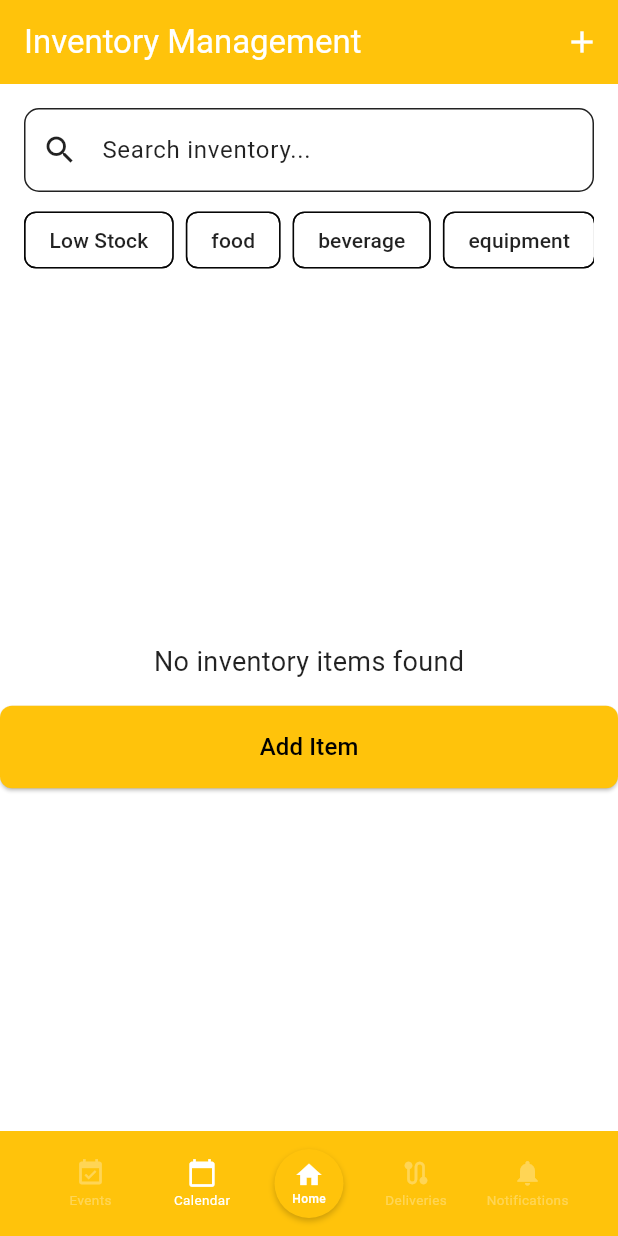
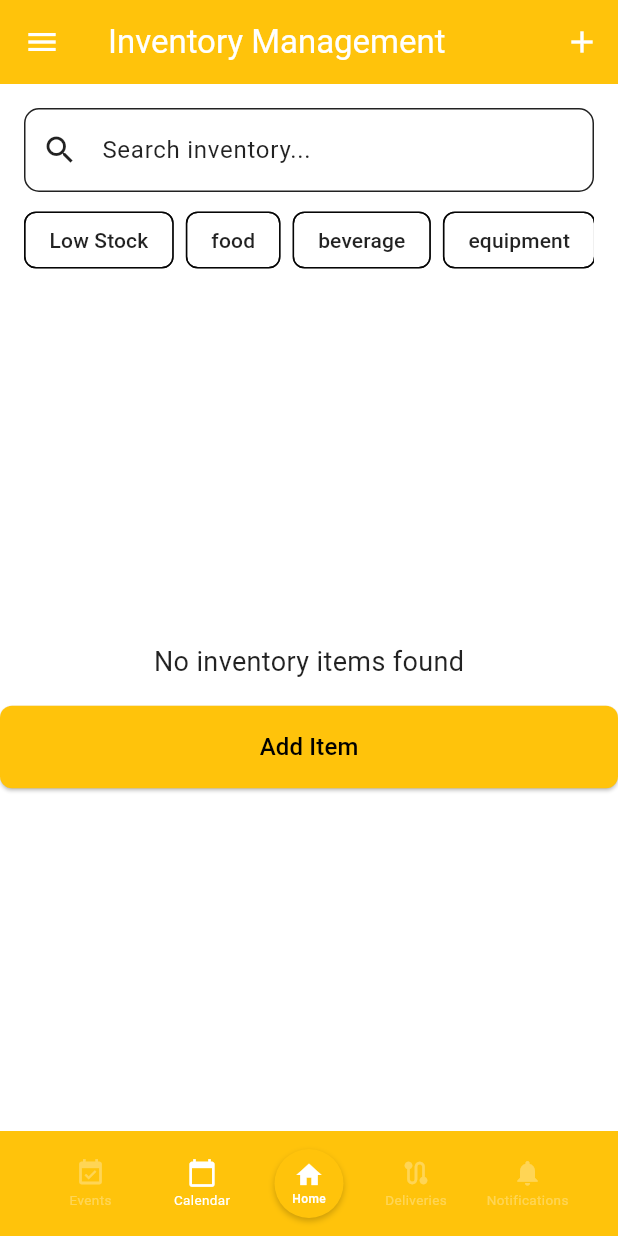
Before and after one commit to HarzaanHussain/cateredtoyou, a Flutter app: the InventoryListScreen screen opened by its route, on a phone screen of 412 x 824 dp. Run offline on Flutter 3.47's test engine with Material 3 defaults, Android fonts, the phone set to English and light mode, and no system bars; our stand-ins replace cloud_firestore, firebase_auth, firebase_core, flutter_local_notifications, flutter_map, flutter_timezone and 6 more; missing offline and left inert: flutter_map_cancellable_tile_provider; accounts and stored records are empty.

Commit message:
adding Main_scaffold to all views
allows for easy styling changes

```diff
--- a/lib/views/inventory/inventory_list_screen.dart
+++ b/lib/views/inventory/inventory_list_screen.dart
@@ -5,6 +5,7 @@ import 'package:go_router/go_router.dart'; // Importing go_router package for na
 import 'package:cateredtoyou/models/inventory_item_model.dart'; // Importing inventory item model
 import 'package:cateredtoyou/services/inventory_service.dart'; // Importing inventory service
 import 'package:cateredtoyou/widgets/custom_button.dart'; // Importing custom button widget
+import 'package:cateredtoyou/widgets/main_scaffold.dart';
 
 class InventoryListScreen extends StatefulWidget { // Defining a stateful widget for inventory list screen
   const InventoryListScreen({super.key}); // Constructor with optional key
@@ -134,20 +135,16 @@ class _InventoryListScreenState extends State<InventoryListScreen> { // State cl
       ),
     );
   }
-
   @override
-  Widget build(BuildContext context) { // Build method for widget
-    return Scaffold( // Scaffold widget for basic material design layout
-      bottomNavigationBar: BottomToolbar(),
-      appBar: AppBar( // App bar for the screen
-        title: const Text('Inventory Management'), // Title of the app bar
-        actions: [
-          IconButton( // Button to add new inventory item
-            icon: const Icon(Icons.add), // Icon for the button
-            onPressed: () => context.push('/add-inventory'), // Navigate to add inventory screen on press
-          ),
-        ],
-      ),
+  Widget build(BuildContext context) {
+    return MainScaffold(
+      title: 'Inventory Management',
+      actions: [
+        IconButton(
+          icon: const Icon(Icons.add),
+          onPressed: () => context.push('/add-inventory'),
+        ),
+      ],
       body: Column( // Column to arrange widgets vertically
         children: [
           Padding( // Padding for search and filter section
--- a/lib/views/tasks/manage_task_screen.dart
+++ b/lib/views/tasks/manage_task_screen.dart
@@ -7,7 +7,7 @@ import 'package:intl/intl.dart';
 import 'package:provider/provider.dart';
 import 'package:cateredtoyou/models/task_model.dart';
 import 'package:cateredtoyou/services/task_service.dart';
-
+import 'package:cateredtoyou/widgets/main_scaffold.dart';
 class ManageTasksScreen extends StatefulWidget {
   const ManageTasksScreen({super.key});
 
```
Also changed, not shown: lib/views/customers/add_customer_screen.dart (+6 -6 lines), lib/views/customers/edit_customer_screen.dart (+8 -6 lines), lib/views/inventory/inventory_edit_screen.dart (+6 -4 lines), lib/views/staff/edit_staff_screen.dart (+16 -14 lines).
